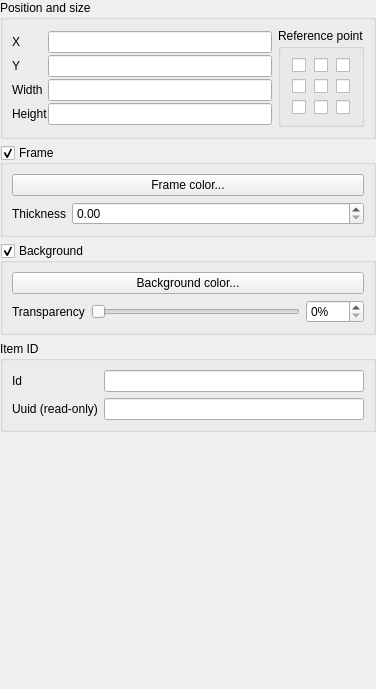
Qt form src/ui/qgscomposeritemwidgetbase.ui (carsmie/QGIS) before a commit.
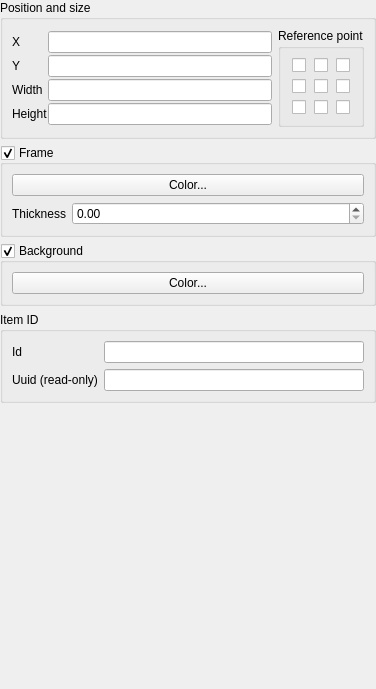
The same form after that commit. Custom widgets are drawn as their Qt base class.

Commit message: [FEATURE] Update QgsColorButton to offer live color chooser updates and show transparent checkerboard background

Diff of the .ui file:
```diff
--- a/src/ui/qgscomposeritemwidgetbase.ui
+++ b/src/ui/qgscomposeritemwidgetbase.ui
@@ -231,20 +231,14 @@
      <property name="collapsed" stdset="0">
       <bool>true</bool>
      </property>
-     <layout class="QVBoxLayout" name="verticalLayout_3">
-      <item>
-       <widget class="QPushButton" name="mFrameColorButton">
-        <property name="text">
-         <string>Frame color...</string>
-        </property>
-       </widget>
-      </item>
-      <item>
-       <layout class="QFormLayout" name="formLayout_3">
+     <layout class="QFormLayout" name="formLayout_4">
         <property name="fieldGrowthPolicy">
          <enum>QFormLayout::AllNonFixedFieldsGrow</enum>
         </property>
-        <item row="0" column="0">
+      <property name="labelAlignment">
+       <set>Qt::AlignLeading|Qt::AlignLeft|Qt::AlignVCenter</set>
+      </property>
+      <item row="1" column="0">
          <widget class="QLabel" name="mOutlineWidthLabel">
           <property name="text">
            <string>Thickness</string>
@@ -257,10 +251,15 @@
           </property>
          </widget>
         </item>
-        <item row="0" column="1">
+      <item row="1" column="1">
          <widget class="QDoubleSpinBox" name="mOutlineWidthSpinBox"/>
         </item>
-       </layout>
+      <item row="0" column="0" colspan="2">
+       <widget class="QgsColorButton" name="mFrameColorButton">
+        <property name="text">
+         <string>Color...</string>
+        </property>
+       </widget>
       </item>
      </layout>
     </widget>
@@ -270,9 +269,6 @@
      <property name="title">
       <string>Background</string>
      </property>
-     <property name="flat">
-      <bool>false</bool>
-     </property>
      <property name="checkable">
       <bool>true</bool>
      </property>
@@ -285,51 +281,14 @@
      <property name="collapsed" stdset="0">
       <bool>true</bool>
      </property>
-     <layout class="QVBoxLayout" name="verticalLayout_4">
+     <layout class="QHBoxLayout" name="horizontalLayout">
       <item>
-       <widget class="QPushButton" name="mBackgroundColorButton">
+       <widget class="QgsColorButton" name="mBackgroundColorButton">
         <property name="text">
-         <string>Background color...</string>
+         <string>Color...</string>
         </property>
        </widget>
       </item>
-      <item>
-       <layout class="QHBoxLayout" name="horizontalLayout_2">
-        <item>
-         <widget class="QLabel" name="mOpacityLabel">
-          <property name="text">
-           <string>Transparency</string>
-          </property>
-          <property name="wordWrap">
-           <bool>true</bool>
-          </property>
-          <property name="buddy">
-           <cstring>mTransparencySlider</cstring>
-          </property>
-         </widget>
-        </item>
-        <item>
-         <widget class="QSlider" name="mTransparencySlider">
-          <property name="maximum">
-           <number>100</number>
-          </property>
-          <property name="orientation">
-           <enum>Qt::Horizontal</enum>
-          </property>
-         </widget>
-        </item>
-        <item>
-         <widget class="QSpinBox" name="mTransparencySpinBox">
-          <property name="suffix">
-           <string>%</string>
-          </property>
-          <property name="maximum">
-           <number>100</number>
-          </property>
-         </widget>
-        </item>
-       </layout>
-      </item>
      </layout>
     </widget>
    </item>
@@ -397,6 +356,11 @@
   </layout>
  </widget>
  <customwidgets>
+  <customwidget>
+   <class>QgsColorButton</class>
+   <extends>QPushButton</extends>
+   <header>qgscolorbutton.h</header>
+  </customwidget>
   <customwidget>
    <class>QgsCollapsibleGroupBoxBasic</class>
    <extends>QGroupBox</extends>
```
Lines whose indentation alone changed are shown as unchanged. The commit also changes 73 other files.
